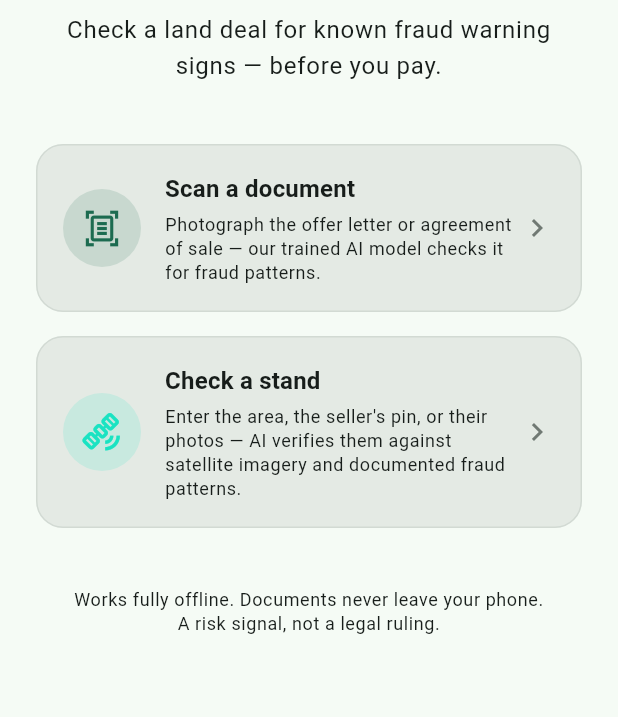
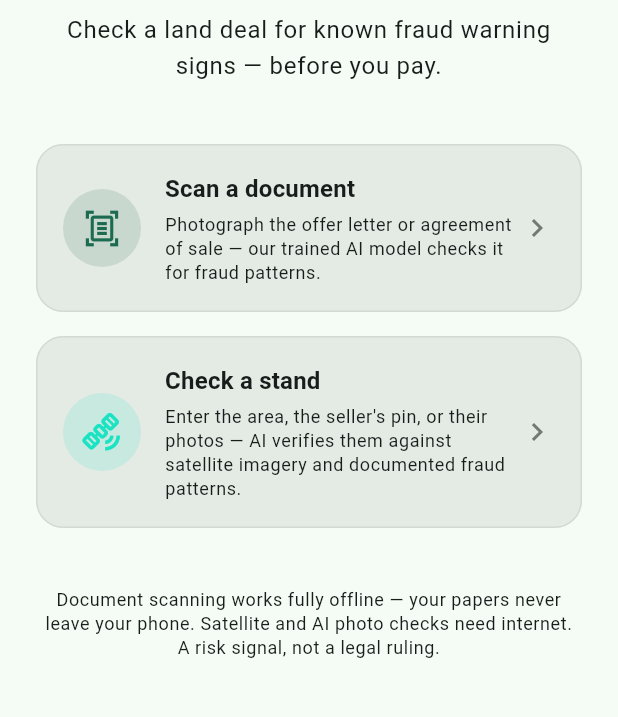
Before and after one commit to mudauchifamba/SafeStand, a Flutter app: the screen it shows after launch, on a phone screen of 412 x 824 dp, the part 282-999 px from its top. Run offline on Flutter 3.47's test engine with Material 3 defaults, Android fonts, the light colour scheme and no system bars; our stand-ins replace image_picker; missing offline and left inert: exif, google_mlkit_text_recognition.

Commit message:
docs: correct offline claims - document scanning is fully offline; satellite and AI photo checks need internet

```diff
--- a/safestand/lib/screens/home_screen.dart
+++ b/safestand/lib/screens/home_screen.dart
@@ -87,8 +87,9 @@ class _HomeScreenState extends State<HomeScreen> {
                 ),
                 const SizedBox(height: 40),
                 Text(
-                  'Works fully offline. Documents never leave your phone.\n'
-                  'A risk signal, not a legal ruling.',
+                  'Document scanning works fully offline — your papers never '
+                  'leave your phone. Satellite and AI photo checks need '
+                  'internet.\nA risk signal, not a legal ruling.',
                   textAlign: TextAlign.center,
                   style: Theme.of(context).textTheme.bodySmall,
                 ),
--- a/safestand/lib/screens/splash_screen.dart
+++ b/safestand/lib/screens/splash_screen.dart
@@ -129,7 +129,7 @@ class _SplashScreenState extends State<SplashScreen>
                 child: Opacity(
                   opacity: textT * 0.6,
                   child: const Text(
-                    'Works offline · A risk signal, not a legal ruling',
+                    'Scans documents offline · A risk signal, not a legal ruling',
                     style: TextStyle(color: Colors.white70, fontSize: 11),
                   ),
                 ),
```
Also changed, not shown: 1 other file.
